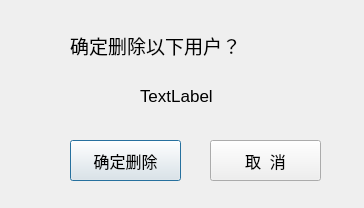
Qt form rrdialog.ui (czhc001/Qt-Project-FAPIAO) before a commit.
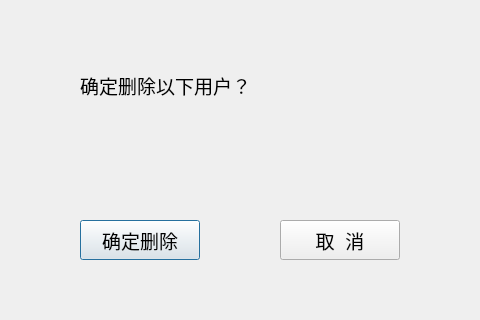
The same form after that commit. Icons and pictures are not drawn.

What changed in the file:
```diff
--- a/rrdialog.ui
+++ b/rrdialog.ui
@@ -6,8 +6,8 @@
    <rect>
     <x>0</x>
     <y>0</y>
-    <width>364</width>
-    <height>208</height>
+    <width>480</width>
+    <height>320</height>
    </rect>
   </property>
   <property name="windowTitle">
@@ -16,15 +16,15 @@
   <widget class="QPushButton" name="pushButton">
    <property name="geometry">
     <rect>
-     <x>70</x>
-     <y>140</y>
-     <width>111</width>
-     <height>41</height>
+     <x>80</x>
+     <y>220</y>
+     <width>120</width>
+     <height>40</height>
     </rect>
    </property>
    <property name="font">
     <font>
-     <pointsize>12</pointsize>
+     <pointsize>14</pointsize>
     </font>
    </property>
    <property name="text">
@@ -34,15 +34,15 @@
   <widget class="QPushButton" name="pushButton_2">
    <property name="geometry">
     <rect>
-     <x>210</x>
-     <y>140</y>
-     <width>111</width>
-     <height>41</height>
+     <x>280</x>
+     <y>220</y>
+     <width>120</width>
+     <height>40</height>
     </rect>
    </property>
    <property name="font">
     <font>
-     <pointsize>12</pointsize>
+     <pointsize>14</pointsize>
     </font>
    </property>
    <property name="text">
@@ -52,8 +52,8 @@
   <widget class="QLabel" name="label">
    <property name="geometry">
     <rect>
-     <x>70</x>
-     <y>30</y>
+     <x>80</x>
+     <y>70</y>
      <width>201</width>
      <height>31</height>
     </rect>
@@ -71,18 +71,21 @@
    <property name="geometry">
     <rect>
      <x>140</x>
-     <y>80</y>
-     <width>211</width>
+     <y>130</y>
+     <width>200</width>
      <height>31</height>
     </rect>
    </property>
    <property name="font">
     <font>
-     <pointsize>13</pointsize>
+     <pointsize>14</pointsize>
     </font>
    </property>
    <property name="text">
-    <string>TextLabel</string>
+    <string/>
+   </property>
+   <property name="alignment">
+    <set>Qt::AlignCenter</set>
    </property>
   </widget>
  </widget>
```
Left out of the diff: 10 changed lines with no effect on the pictures.
